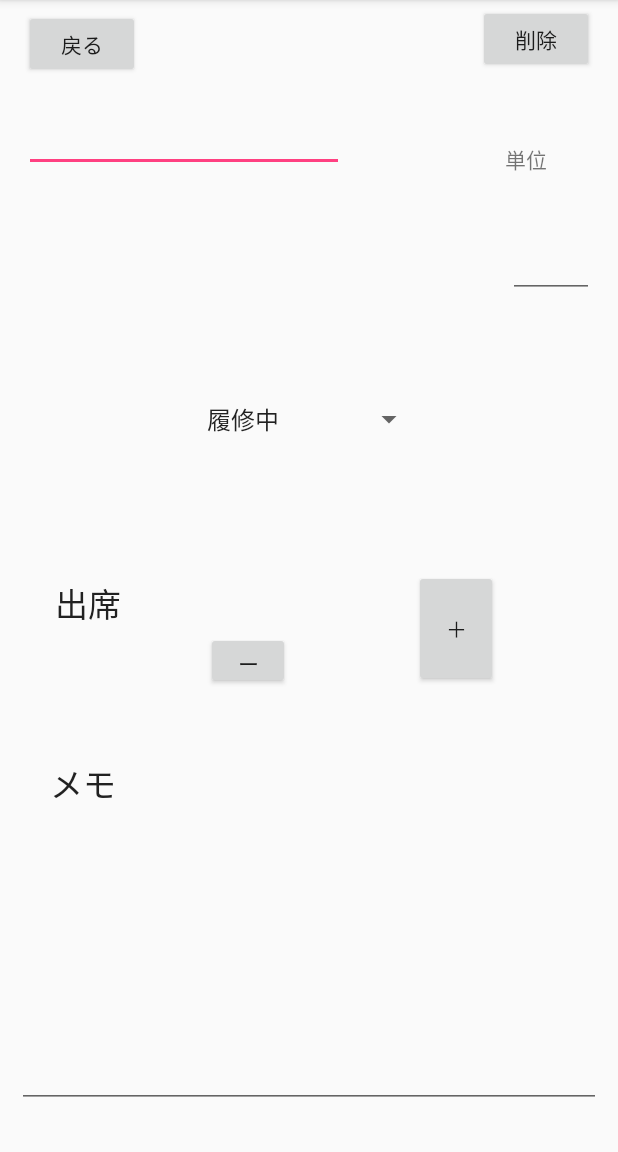
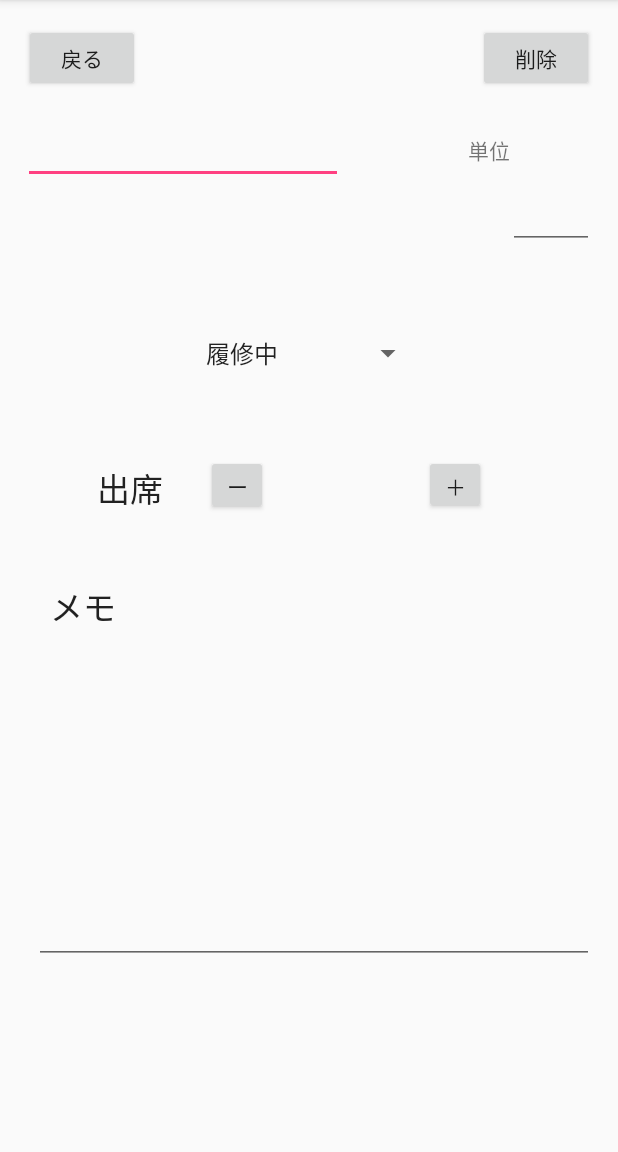
Before and after one commit to kazuyy14/RecordManager, an Android app: the DetailActivity screen opened directly, with no data from a screen before it, on a phone screen of 412 x 824 dp, the part 84-1236 px from its top. Run offline under Robolectric (Android 15) with nearby library versions, the phone set to English and light mode, and no system bars.

Commit message:
詳細画面のレイアウトの修正

```diff
--- a/app/src/main/res/layout/activity_detail.xml
+++ b/app/src/main/res/layout/activity_detail.xml
@@ -11,154 +11,158 @@
         android:id="@+id/recordName"
         android:layout_width="wrap_content"
         android:layout_height="wrap_content"
-        android:layout_marginStart="16dp"
-        android:layout_marginTop="69dp"
+        android:layout_marginEnd="8dp"
+        android:layout_marginStart="8dp"
+        android:layout_marginTop="16dp"
         android:ems="10"
         android:inputType="textPersonName"
+        app:layout_constraintBottom_toTopOf="@+id/unitScore"
+        app:layout_constraintEnd_toStartOf="@+id/unit"
+        app:layout_constraintHorizontal_bias="0.088"
         app:layout_constraintStart_toStartOf="parent"
-        app:layout_constraintTop_toTopOf="parent" />
+        app:layout_constraintTop_toBottomOf="@+id/backButton" />
 
     <TextView
         android:id="@+id/attendanceScore"
         android:layout_width="57dp"
         android:layout_height="38dp"
-        android:layout_marginBottom="101dp"
-        android:layout_marginStart="13dp"
+        android:layout_marginBottom="8dp"
+        android:layout_marginEnd="10dp"
+        android:layout_marginStart="10dp"
+        android:layout_marginTop="44dp"
         android:ems="10"
         android:inputType="numberDecimal"
-        app:layout_constraintBottom_toTopOf="@+id/freeSpace"
-        app:layout_constraintStart_toEndOf="@+id/minus" />
+        app:layout_constraintBottom_toTopOf="@+id/memo"
+        app:layout_constraintEnd_toStartOf="@+id/plus"
+        app:layout_constraintHorizontal_bias="0.481"
+        app:layout_constraintStart_toEndOf="@+id/minus"
+        app:layout_constraintTop_toBottomOf="@+id/spinner"
+        app:layout_constraintVertical_bias="0.0" />
 
     <EditText
         android:id="@+id/unitScore"
-        android:layout_width="0dp"
+        android:layout_width="57dp"
         android:layout_height="43dp"
-        android:layout_marginBottom="64dp"
-        android:layout_marginStart="2dp"
-        android:layout_marginTop="65dp"
+        android:layout_marginEnd="8dp"
+        android:layout_marginStart="8dp"
+        android:layout_marginTop="12dp"
         android:ems="10"
         android:inputType="numberDecimal"
-        app:layout_constraintBottom_toBottomOf="@+id/spinner"
-        app:layout_constraintEnd_toEndOf="@+id/button3"
-        app:layout_constraintStart_toStartOf="@+id/unit"
-        app:layout_constraintTop_toBottomOf="@+id/button3" />
+        app:layout_constraintEnd_toEndOf="parent"
+        app:layout_constraintHorizontal_bias="0.976"
+        app:layout_constraintStart_toStartOf="parent"
+        app:layout_constraintTop_toBottomOf="@+id/unit" />
 
     <Spinner
         android:id="@+id/spinner"
         android:layout_width="153dp"
         android:layout_height="48dp"
-        android:layout_marginBottom="74dp"
-        android:layout_marginTop="78dp"
+        android:layout_marginBottom="8dp"
+        android:layout_marginEnd="8dp"
+        android:layout_marginStart="8dp"
+        android:layout_marginTop="8dp"
         android:entries="@array/list"
         android:spinnerMode="dialog"
-        app:layout_constraintBottom_toBottomOf="@+id/minus"
-        app:layout_constraintEnd_toStartOf="@+id/attendanceScore"
-        app:layout_constraintStart_toStartOf="@+id/attendanceScore"
-        app:layout_constraintTop_toTopOf="@+id/unit" />
+        app:layout_constraintBottom_toBottomOf="parent"
+        app:layout_constraintEnd_toEndOf="parent"
+        app:layout_constraintStart_toStartOf="parent"
+        app:layout_constraintTop_toTopOf="parent"
+        app:layout_constraintVertical_bias="0.289" />
 
     <TextView
         android:id="@+id/attendance"
         android:layout_width="85dp"
         android:layout_height="44dp"
-        android:layout_marginBottom="82dp"
-        android:layout_marginStart="16dp"
-        android:layout_marginTop="83dp"
+        android:layout_marginStart="44dp"
+        android:layout_marginTop="44dp"
         android:gravity="center"
         android:text="@string/textAttendance"
         android:textAppearance="@android:style/TextAppearance.Material.Large"
-        app:layout_constraintBottom_toBottomOf="@+id/memo"
         app:layout_constraintStart_toStartOf="parent"
-        app:layout_constraintTop_toTopOf="@+id/spinner" />
+        app:layout_constraintTop_toBottomOf="@+id/spinner" />
 
     <Button
         android:id="@+id/backButton"
         android:layout_width="77dp"
         android:layout_height="45dp"
-        android:layout_marginBottom="17dp"
-        android:layout_marginEnd="225dp"
         android:layout_marginStart="16dp"
-        android:layout_marginTop="7dp"
+        android:layout_marginTop="16dp"
         android:elevation="0dp"
         android:text="@string/back"
-        app:layout_constraintBottom_toTopOf="@+id/recordName"
-        app:layout_constraintEnd_toStartOf="@+id/button3"
         app:layout_constraintStart_toStartOf="parent"
-        app:layout_constraintTop_toTopOf="parent"
-        app:layout_constraintVertical_bias="1.0" />
+        app:layout_constraintTop_toTopOf="parent" />
 
     <Button
         android:id="@+id/plus"
-        android:layout_width="56dp"
-        android:layout_height="0dp"
-        android:layout_marginBottom="1dp"
-        android:layout_marginEnd="69dp"
-        android:layout_marginStart="69dp"
+        android:layout_width="41dp"
+        android:layout_height="39dp"
+        android:layout_marginEnd="88dp"
+        android:layout_marginTop="44dp"
         android:text="@string/plus"
-        app:layout_constraintBottom_toBottomOf="@+id/attendanceScore"
-        app:layout_constraintEnd_toEndOf="@+id/freeSpace"
-        app:layout_constraintStart_toStartOf="@+id/attendanceScore"
-        app:layout_constraintTop_toTopOf="@+id/attendance" />
+        app:layout_constraintEnd_toEndOf="parent"
+        app:layout_constraintTop_toBottomOf="@+id/spinner" />
 
     <Button
         android:id="@+id/minus"
-        android:layout_width="56dp"
-        android:layout_height="0dp"
-        android:layout_marginEnd="36dp"
-        android:layout_marginStart="36dp"
+        android:layout_width="41dp"
+        android:layout_height="40dp"
+        android:layout_marginStart="8dp"
+        android:layout_marginTop="44dp"
         android:text="@string/minus"
-        app:layout_constraintBottom_toBottomOf="@+id/attendanceScore"
-        app:layout_constraintEnd_toEndOf="@+id/recordName"
         app:layout_constraintStart_toEndOf="@+id/attendance"
-        app:layout_constraintTop_toTopOf="@+id/attendanceScore" />
+        app:layout_constraintTop_toBottomOf="@+id/spinner" />
 
     <TextView
         android:id="@+id/memo"
         android:layout_width="79dp"
         android:layout_height="49dp"
-        android:layout_marginBottom="221dp"
-        android:layout_marginStart="16dp"
+        android:layout_marginEnd="8dp"
+        android:layout_marginStart="8dp"
+        android:layout_marginTop="32dp"
         android:gravity="center"
         android:text="@string/memo"
         android:textAppearance="@style/TextAppearance.AppCompat.Large"
-        app:layout_constraintBottom_toBottomOf="parent"
-        app:layout_constraintStart_toStartOf="parent" />
+        app:layout_constraintEnd_toEndOf="parent"
+        app:layout_constraintHorizontal_bias="0.025"
+        app:layout_constraintStart_toStartOf="parent"
+        app:layout_constraintTop_toBottomOf="@+id/attendance" />
 
     <TextView
         android:id="@+id/unit"
         android:layout_width="wrap_content"
-        android:layout_height="wrap_content"
-        android:layout_marginEnd="47dp"
-        android:layout_marginTop="95dp"
+        android:layout_height="0dp"
+        android:layout_marginEnd="72dp"
+        android:layout_marginTop="28dp"
         android:text="@string/unit"
         app:layout_constraintEnd_toEndOf="parent"
-        app:layout_constraintTop_toTopOf="parent" />
+        app:layout_constraintTop_toBottomOf="@+id/button3" />
 
     <EditText
         android:id="@+id/freeSpace"
-        android:layout_width="0dp"
-        android:layout_height="0dp"
-        android:layout_marginBottom="29dp"
-        android:layout_marginEnd="11dp"
-        android:layout_marginStart="11dp"
-        android:layout_marginTop="14dp"
+        android:layout_width="373dp"
+        android:layout_height="179dp"
+        android:layout_marginBottom="8dp"
+        android:layout_marginStart="8dp"
+        android:layout_marginTop="8dp"
         android:ems="10"
-        android:inputType="textPersonName"
+        android:inputType="textMultiLine"
         app:layout_constraintBottom_toBottomOf="parent"
-        app:layout_constraintEnd_toEndOf="parent"
-        app:layout_constraintStart_toStartOf="parent"
-        app:layout_constraintTop_toBottomOf="@+id/memo" />
+        app:layout_constraintEnd_toEndOf="@+id/unitScore"
+        app:layout_constraintHorizontal_bias="1.0"
+        app:layout_constraintStart_toStartOf="@+id/memo"
+        app:layout_constraintTop_toBottomOf="@+id/memo"
+        app:layout_constraintVertical_bias="0.185" />
 
     <Button
         android:id="@+id/button3"
         android:layout_width="77dp"
         android:layout_height="45dp"
-        android:layout_marginBottom="3dp"
         android:layout_marginEnd="16dp"
-        android:layout_marginTop="4dp"
+        android:layout_marginStart="8dp"
+        android:layout_marginTop="16dp"
         android:text="@string/delRecord"
-        app:layout_constraintBottom_toBottomOf="@+id/backButton"
         app:layout_constraintEnd_toEndOf="parent"
+        app:layout_constraintHorizontal_bias="1.0"
         app:layout_constraintStart_toEndOf="@+id/backButton"
-        app:layout_constraintTop_toTopOf="parent"
-        app:layout_constraintVertical_bias="1.0" />
+        app:layout_constraintTop_toTopOf="parent" />
 </android.support.constraint.ConstraintLayout>
```
